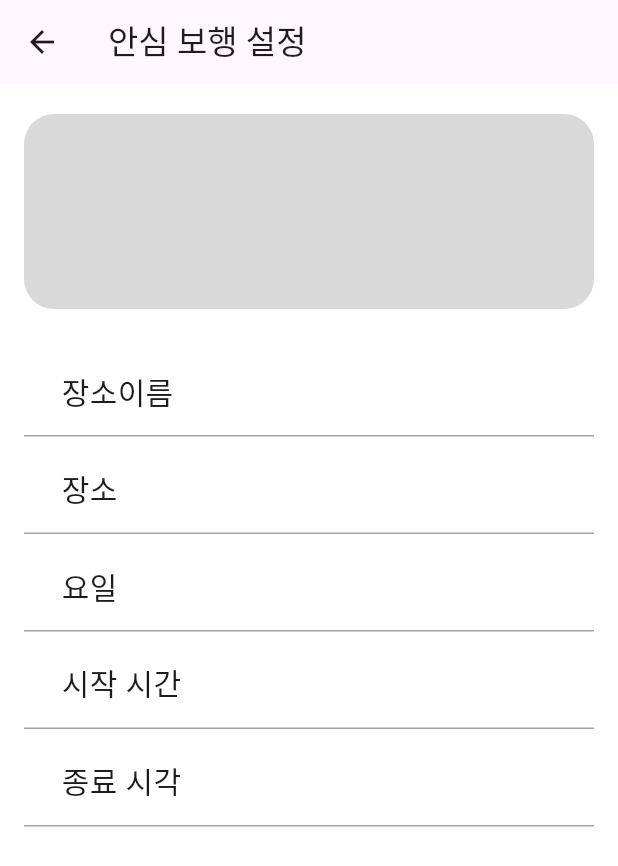
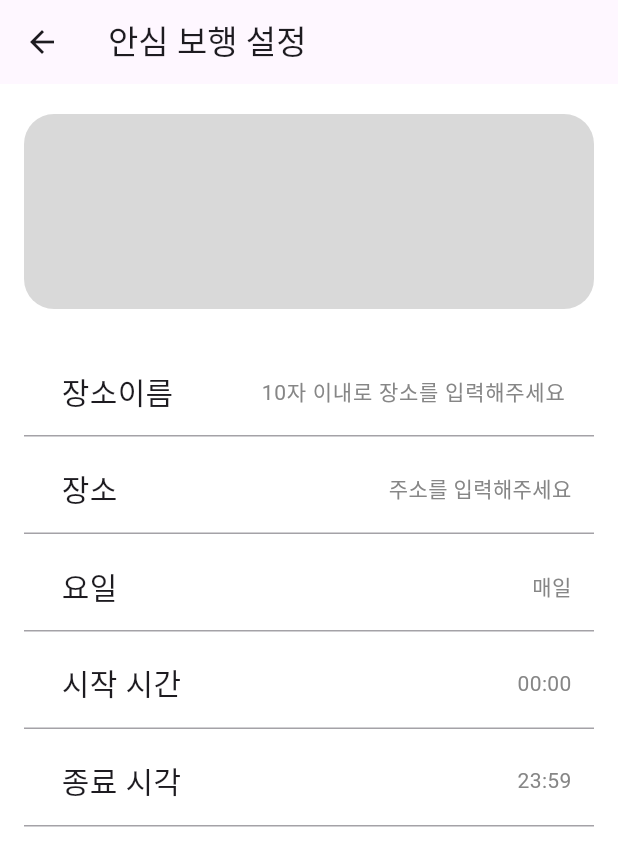
Before and after one commit to wondreaming/icecream, a Flutter app: the ChildScreen screen opened by its route, after a tap on "안심 보행지를 추가해주세요", on a phone screen of 412 x 824 dp. Shown: the top 866 px of the screen. Run offline on Flutter 3.47's test engine with Material 3 defaults, Android fonts, the light colour scheme and no system bars; our stand-ins replace dio, dotted_line, dropdown_button2, firebase_core, firebase_messaging, flutter_dotenv and 6 more; missing offline and left inert: android_id, encrypt, kakao_map_plugin; accounts and stored records are empty; Roboto replaces fonts that are missing (GmarketSans); statements that could not run were skipped.

Commit message:
Feat: location screen textfield와 modal 생성

```diff
--- a/FE/icecream/lib/com/router/router.dart
+++ b/FE/icecream/lib/com/router/router.dart
@@ -54,6 +54,7 @@ final router = GoRouter(
                             routes: [
                               GoRoute(
                                 path: 'query_parameter',
+                                name: 'search',
                                 builder: (context, state) => SearchScreen(),
                               ),
                             ],
--- a/FE/icecream/lib/com/widget/default_layout.dart
+++ b/FE/icecream/lib/com/widget/default_layout.dart
@@ -11,6 +11,7 @@ class DefaultLayout extends StatelessWidget {
   @override
   Widget build(BuildContext context) {
     return Scaffold(
+      resizeToAvoidBottomInset: false, // 키보드 올라왔을 때, 영역 보존
       backgroundColor: AppColors.background_color,
       appBar: AppBar(
         title: Text(title),
--- a/FE/icecream/lib/setting/screen/child_screen.dart
+++ b/FE/icecream/lib/setting/screen/child_screen.dart
@@ -40,6 +40,7 @@ class ChildScreen extends StatelessWidget {
           },
           secoundOnTap: () {
             // QR 찍는 페이지로 이동
+            context.push('/c_qrcode');
           },
           thirdOnTap: () {
             showCustomDialog(context, '연결 해제 하시겠습니까?');
--- a/FE/icecream/lib/setting/screen/location_screen.dart
+++ b/FE/icecream/lib/setting/screen/location_screen.dart
@@ -1,8 +1,14 @@
+import 'package:flutter/cupertino.dart';
 import 'package:flutter/material.dart';
+import 'package:flutter/widgets.dart';
+import 'package:go_router/go_router.dart';
 import 'package:icecream/com/const/color.dart';
 import 'package:icecream/com/widget/default_layout.dart';
 import 'package:icecream/setting/widget/custom_elevated_button.dart';
+import 'package:icecream/setting/widget/custom_modal.dart';
+import 'package:icecream/setting/widget/custom_show_dialog.dart';
 import 'package:icecream/setting/widget/custom_text_container.dart';
+import 'package:icecream/setting/widget/day_container.dart';
 
 class LocationScreen extends StatelessWidget {
   const LocationScreen({super.key});
@@ -11,6 +17,9 @@ class LocationScreen extends StatelessWidget {
   Widget build(BuildContext context) {
     return DefaultLayout(
       title: '안심 보행 설정',
+      child: SingleChildScrollView(
+        keyboardDismissBehavior:
+            ScrollViewKeyboardDismissBehavior.onDrag, // 드래그시, 화면에 있는 키보드 사라짐
         child: Container(
           padding: const EdgeInsets.only(
             top: 20.0,
@@ -26,13 +35,62 @@ class LocationScreen extends StatelessWidget {
                 height: 130,
                 width: double.infinity,
               ),
-            CustomTextContainer(text: '장소이름', is_frontIcon: false,),
-            CustomTextContainer(text: '장소', is_frontIcon: false,),
-            CustomTextContainer(text: '요일', is_frontIcon: false,),
-            CustomTextContainer(text: '시작 시간', is_frontIcon: false,),
-            CustomTextContainer(text: '종료 시각', is_frontIcon: false,),
+              CustomTextContainer(
+                  text: '장소이름',
+                  is_frontIcon: false,
+                  is_detail: true,
+                  hintText: '10자 이내로 장소를 입력해주세요'),
+              CustomTextContainer(
+                text: '장소',
+                is_frontIcon: false,
+                is_explain: true,
+                explainText: '주소를 입력해주세요',
+                onTap: () {
+                  context.goNamed('search');
+                },
+              ),
+              CustomTextContainer(
+                text: '요일',
+                is_frontIcon: false,
+                is_explain: true,
+                explainText: '매일',
+                onTap: () {
+                  showCustomModal(
+                    context,
+                    '요일 설정',
+                    Column(
+                      children: [
+                        SizedBox(height: 16.0),
+                        Row(
+                          children: [DayContainer(day: '매일'),DayContainer(day: '월요일'), DayContainer(day: '화요일'), DayContainer(day: '수요일')],
+                        ),
+                        SizedBox(height: 10.0),
+                        Row(
+                          children: [DayContainer(day: '목요일'),DayContainer(day: '금요일'), DayContainer(day: '토요일'), DayContainer(day: '일요일')],
+                        ),
+                        SizedBox(height: 16.0),
+                        CustomElevatedButton(onPressed: () {}, child: '저장'),
+                      ],
+                    ),
+                    200.0,
+                  );
+                },
+              ),
+              CustomTextContainer(
+                text: '시작 시간',
+                is_frontIcon: false,
+                is_explain: true,
+                explainText: '00:00',
+              ),
+              CustomTextContainer(
+                text: '종료 시각',
+                is_frontIcon: false,
+                is_explain: true,
+                explainText: '23:59',
+              ),
               // CustomElevatedButton(onPressed: (){}, child: '저장',),
             ],
+          ),
         ),
       ),
     );
--- a/FE/icecream/lib/setting/widget/custom_text_container.dart
+++ b/FE/icecream/lib/setting/widget/custom_text_container.dart
@@ -1,5 +1,6 @@
 import 'package:flutter/material.dart';
 import 'package:icecream/com/const/color.dart';
+import 'package:icecream/setting/widget/custom_text_field_v2.dart';
 
 class CustomTextContainer extends StatelessWidget {
   final IconData? frontIcon;
@@ -7,13 +8,23 @@ class CustomTextContainer extends StatelessWidget {
   final VoidCallback? onPressed;
   final String text;
   final bool is_frontIcon;
+  final bool is_detail;
+  final String? hintText;
+  final bool is_explain;
+  final String? explainText;
+  final VoidCallback? onTap;
   const CustomTextContainer(
       {super.key,
       required this.text,
       this.frontIcon,
       this.backIcon,
       this.is_frontIcon = true,
-      this.onPressed});
+      this.onPressed,
+      this.is_detail = false,
+      this.hintText,
+      this.is_explain = false,
+      this.explainText,
+      this.onTap});
 
   @override
   Widget build(BuildContext context) {
@@ -66,6 +77,34 @@ class CustomTextContainer extends StatelessWidget {
               flex: 1,
               fit: FlexFit.tight,
             ),
+          if (is_detail)
+            Flexible(
+              child: CustomTextFieldVersion2(
+                hintText: hintText,
+              ),
+              flex: 16,
+              fit: FlexFit.tight,
+            ),
+          if (is_explain)
+            Flexible(
+              child: Align(
+                alignment: Alignment.centerRight,
+                child: GestureDetector(
+                  onTap: onTap,
+                  child: Text(
+                    explainText!,
+                    style: TextStyle(
+                      fontSize: 14.0,
+                      fontWeight: FontWeight.w400,
+                      fontFamily: 'GmarketSans',
+                      color: AppColors.input_text_color,
+                    ),
+                  ),
+                ),
+              ),
+              flex: 15,
+              fit: FlexFit.tight,
+            ),
         ],
       ),
     );
--- /dev/null
+++ b/FE/icecream/lib/setting/widget/custom_text_field_v2.dart
@@ -0,0 +1,63 @@
+import 'package:flutter/material.dart';
+import 'package:icecream/com/const/color.dart';
+
+class CustomTextFieldVersion2 extends StatelessWidget {
+  final int? maxLines;
+  final ValueChanged<String>? onChanged;
+  final bool obscureText;
+  final bool autofocus;
+  final String? hintText;
+  final String? errorText;
+  final Widget? suffixIcon;
+  const CustomTextFieldVersion2(
+      {super.key,
+        this.maxLines,
+        this.onChanged,
+        this.obscureText = false,
+        this.autofocus = false,
+        this.hintText,
+        this.errorText, this.suffixIcon});
+
+  @override
+  Widget build(BuildContext context) {
+    final baseBorder = OutlineInputBorder(
+      borderSide: BorderSide(
+        color: AppColors.background_color,
+        width: 1.0,
+      ),
+    );
+    return TextField(
+      maxLines: maxLines, // 최대 출력되는 라인 수
+      onChanged: onChanged,
+      obscureText: obscureText, // 비밀번호 감추기 때, 사용
+      autofocus: autofocus, // 자동 포커스
+      cursorColor: AppColors.input_text_color, // cursor 컬러
+      textAlign: TextAlign.right,
+      decoration: InputDecoration(
+          contentPadding: EdgeInsets.all(0.0),
+          filled: false,
+          suffixIcon: suffixIcon, // 주소 찾기 할 때, 사용
+          errorText: errorText, // 에러 텍스트
+          hintText: hintText, // 힌트 텍스트
+          hintStyle: TextStyle(
+            fontSize: 14.0,
+            fontWeight: FontWeight.w400,
+            fontFamily: 'GmarketSans',
+            color: AppColors.input_text_color,
+          ), //hint TextStyle 주기
+          border: baseBorder, // 기본 border
+          enabledBorder: baseBorder, // 사용가능한 border
+          focusedBorder: baseBorder.copyWith(
+              borderSide: baseBorder.borderSide.copyWith(
+                color: AppColors.background_color,
+              )
+          )
+      ),
+      style: TextStyle(
+          overflow: TextOverflow.ellipsis, // 글자수가 넘치면, ...으로 출력
+          fontSize: 18.0,
+          fontWeight: FontWeight.w400,
+          fontFamily: 'GmarketSans'),
+    );
+  }
+}
--- /dev/null
+++ b/FE/icecream/lib/setting/widget/day_container.dart
@@ -0,0 +1,30 @@
+import 'package:flutter/material.dart';
+import 'package:icecream/com/const/color.dart';
+
+class DayContainer extends StatelessWidget {
+  final String day;
+  const DayContainer({super.key, required this.day});
+
+  @override
+  Widget build(BuildContext context) {
+    return Container(
+      child: Center(
+        child: Text(
+          day,
+          style: TextStyle(
+            fontFamily: 'GmarketSans',
+            fontSize: 20.0,
+            fontWeight: FontWeight.w400,
+          ),
+        ),
+      ),
+      height: 40.0,
+      width: MediaQuery.of(context).size.width * 1 / 5,
+      margin: EdgeInsets.symmetric(horizontal: 2.0),
+      decoration: BoxDecoration(
+        border: Border.all(color: AppColors.profile_black.withOpacity(0.5),),
+        borderRadius: BorderRadius.all(Radius.circular(8)),
+      ),
+    );
+  }
+}
```
Lines whose indentation alone changed are shown as unchanged.
